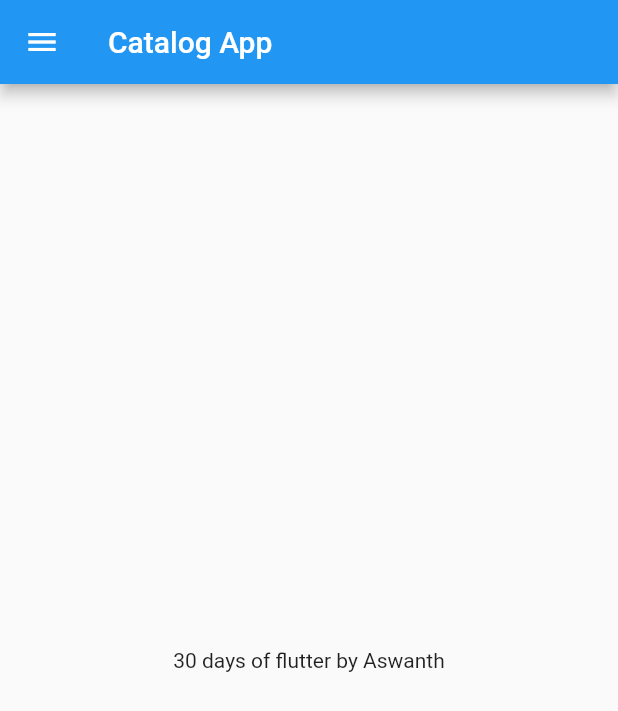
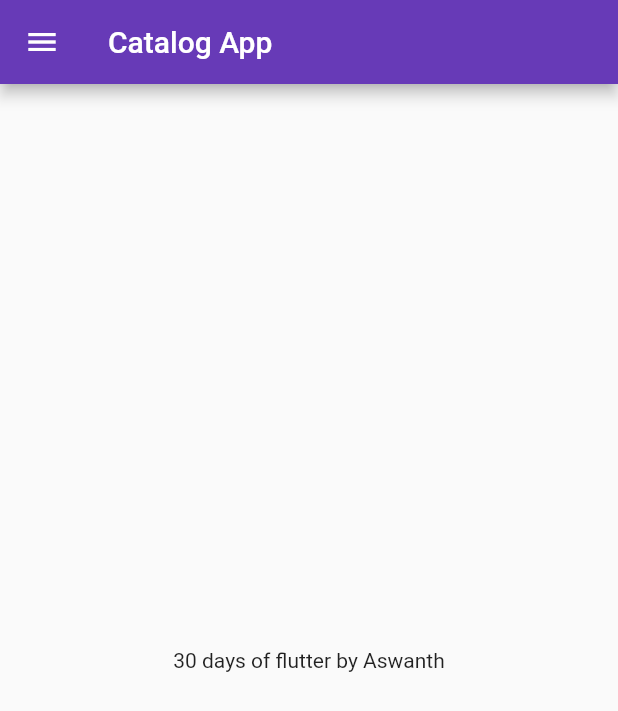
Before and after one commit to AswanthGit/30DaysFlutter, a Flutter app: the screen it shows after launch, on a phone screen of 412 x 824 dp. Shown: the top 711 px of the screen. Run offline on Flutter 3.47's test engine with Material 2 defaults, Android fonts, the phone set to English and light mode, and no system bars.

Commit message:
day 3 completed

```diff
--- a/lib/main.dart
+++ b/lib/main.dart
@@ -1,5 +1,6 @@
 import 'package:flutter/material.dart';
-import 'package:hello_world/home_page.dart';
+import 'package:hello_world/pages/home_page.dart';
+import 'package:hello_world/pages/login_page.dart';
 
 void main() {
   runApp(MyApp());
@@ -10,7 +11,16 @@ class MyApp extends StatelessWidget {
   @override
   Widget build(BuildContext context) {
     return MaterialApp(
-      home:HomePage()
+      themeMode: ThemeMode.light,
+      darkTheme: ThemeData(brightness: Brightness.dark),
+      theme: ThemeData(
+        primarySwatch: Colors.deepPurple,
+      ),
+      initialRoute: '/home',
+      routes: {
+        '/': (context) => LoginPage(),
+        '/home': (context) => HomePage(),
+      },
     );
   }
 }
```
Also changed, not shown: lib/pages/login_page.dart (added, +17 -0 lines), lib/pages/home_page.dart (renamed from lib/home_page.dart).
